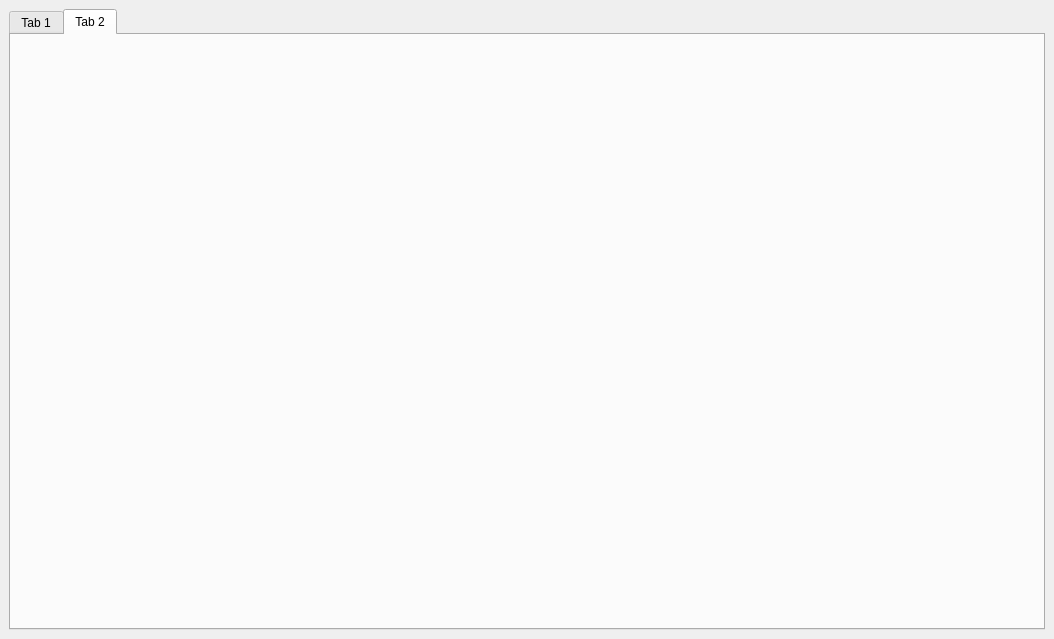
Before: the Qt Designer form Designer.ui in Bernikolay/Yandex-Lyceum-PyQt, drawn with Qt 5.
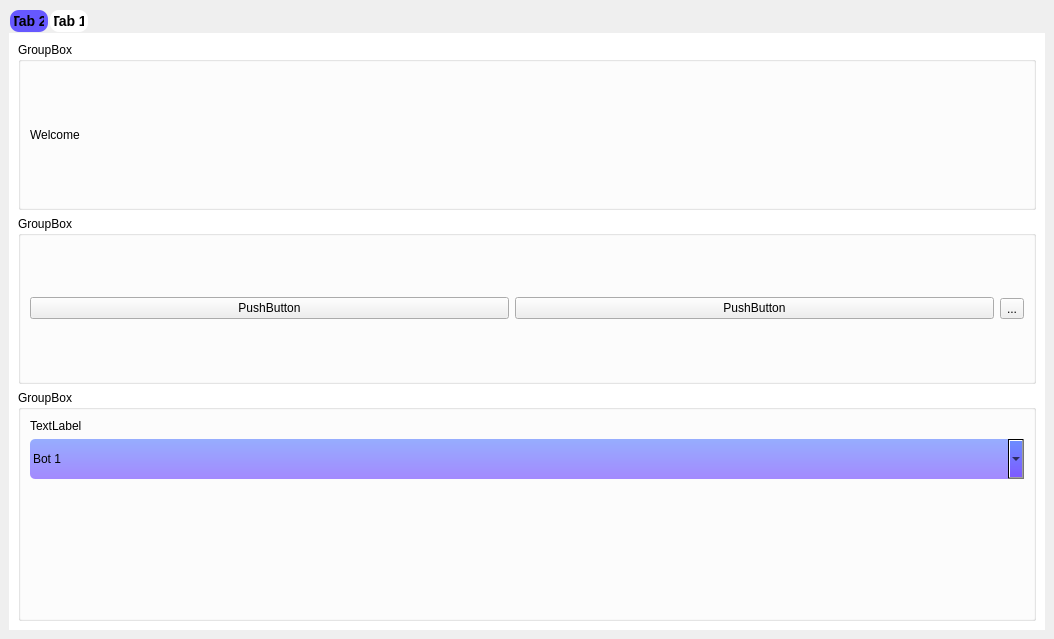
After: the same form once the commit is applied. The open tabs and pages were chosen to show the change. Icons and pictures are not drawn.

Commit message: Add Changes Added a scrollbar and tab selection.

```diff
--- a/Designer.ui
+++ b/Designer.ui
@@ -14,12 +14,166 @@
    <string>MainWindow</string>
   </property>
   <widget class="QWidget" name="centralwidget">
+   <property name="enabled">
+    <bool>true</bool>
+   </property>
+   <property name="autoFillBackground">
+    <bool>false</bool>
+   </property>
    <layout class="QGridLayout" name="gridLayout">
-    <item row="0" column="0">
+    <item row="1" column="0">
      <widget class="QTabWidget" name="tabWidget">
+      <property name="styleSheet">
+       <string notr="true">QTabWidget::pane {
+    background: white;
+	border:5px white;
+}
+
+QTabBar::tab {
+	background-color: rgb(255, 255, 255);
+    border-style: outset;
+    border-width: 2px;
+    border-radius: 10px;
+    border-color:rgba(255, 255, 255, 0) ;
+    font: bold 14px;
+    min-width: 10em;
+    padding:3px;
+    
+}
+QTabBar::tab:selected {
+    background-color: rgb(102, 88, 255);
+}
+QTabBar::tab:!selected:hover {
+    background: rgb(135, 156, 238);
+}</string>
+      </property>
       <property name="currentIndex">
        <number>0</number>
       </property>
+      <widget class="QWidget" name="tab_2">
+       <attribute name="title">
+        <string>Tab 2</string>
+       </attribute>
+       <layout class="QVBoxLayout" name="verticalLayout_5">
+        <item>
+         <widget class="QGroupBox" name="groupBox">
+          <property name="title">
+           <string>GroupBox</string>
+          </property>
+          <layout class="QVBoxLayout" name="verticalLayout_4">
+           <item>
+            <widget class="QLabel" name="label">
+             <property name="styleSheet">
+              <string notr="true"/>
+             </property>
+             <property name="text">
+              <string>Welcome</string>
+             </property>
+            </widget>
+           </item>
+          </layout>
+         </widget>
+        </item>
+        <item>
+         <widget class="QGroupBox" name="groupBox_2">
+          <property name="title">
+           <string>GroupBox</string>
+          </property>
+          <layout class="QHBoxLayout" name="horizontalLayout_2">
+           <item>
+            <widget class="QPushButton" name="pushButton_2">
+             <property name="text">
+              <string>PushButton</string>
+             </property>
+            </widget>
+           </item>
+           <item>
+            <widget class="QPushButton" name="pushButton_4">
+             <property name="sizePolicy">
+              <sizepolicy hsizetype="Minimum" vsizetype="Maximum">
+               <horstretch>0</horstretch>
+               <verstretch>0</verstretch>
+              </sizepolicy>
+             </property>
+             <property name="text">
+              <string>PushButton</string>
+             </property>
+            </widget>
+           </item>
+           <item>
+            <widget class="QToolButton" name="toolButton">
+             <property name="text">
+              <string>...</string>
+             </property>
+            </widget>
+           </item>
+          </layout>
+         </widget>
+        </item>
+        <item>
+         <widget class="QGroupBox" name="groupBox_3">
+          <property name="title">
+           <string>GroupBox</string>
+          </property>
+          <layout class="QVBoxLayout" name="verticalLayout_3">
+           <item>
+            <widget class="QLabel" name="label_2">
+             <property name="text">
+              <string>TextLabel</string>
+             </property>
+            </widget>
+           </item>
+           <item>
+            <widget class="QComboBox" name="comboBox">
+             <property name="minimumSize">
+              <size>
+               <width>104</width>
+               <height>40</height>
+              </size>
+             </property>
+             <property name="styleSheet">
+              <string notr="true">QComboBox {
+border: 0px;
+border-radius: 5px;
+background:qlineargradient(spread:pad, x1:0, y1:1, x2:0, y2:0, stop:0 rgba(100, 57, 255, 150), stop:0.991071 rgba(79, 117, 255, 150));;
+padding: 1px 23px 1px 3px;
+min-width: 6em;
+
+}</string>
+             </property>
+             <item>
+              <property name="text">
+               <string>Bot 1</string>
+              </property>
+             </item>
+             <item>
+              <property name="text">
+               <string>Bot 2</string>
+              </property>
+             </item>
+            </widget>
+           </item>
+           <item>
+            <spacer name="verticalSpacer_2">
+             <property name="orientation">
+              <enum>Qt::Vertical</enum>
+             </property>
+             <property name="sizeType">
+              <enum>QSizePolicy::Fixed</enum>
+             </property>
+             <property name="sizeHint" stdset="0">
+              <size>
+               <width>20</width>
+               <height>130</height>
+              </size>
+             </property>
+            </spacer>
+           </item>
+          </layout>
+         </widget>
+        </item>
+       </layout>
+      </widget>
       <widget class="QWidget" name="tab">
        <attribute name="title">
         <string>Tab 1</string>
@@ -244,7 +398,11 @@
            <bool>false</bool>
           </property>
           <property name="styleSheet">
-           <string notr="true">/* VERTICAL SCROLLBAR */
+           <string notr="true">QScrollArea {
+    border: 10px;
+	border-radius: 7px;
+    }
+/* VERTICAL SCROLLBAR */
  QScrollBar:vertical {
 	border: none;
     background: rgb(213, 213, 213);
@@ -256,7 +414,7 @@
 /*  HANDLE BAR VERTICAL */
 QScrollBar::handle:vertical {	
 	background-color:qlineargradient(spread:pad, x1:0, y1:1, x2:0, y2:0, stop:0 rgba(100, 57, 255, 150), stop:0.991071 rgba(79, 117, 255, 150));
-	min-height: 30px;
+	min-height: 10px;
 	border-radius: 7px;
 }
 QScrollBar::handle:vertical:hover{	
@@ -323,7 +481,7 @@
             <rect>
              <x>0</x>
              <y>0</y>
-             <width>918</width>
+             <width>926</width>
              <height>724</height>
             </rect>
            </property>
@@ -360,11 +518,6 @@
         </item>
        </layout>
       </widget>
-      <widget class="QWidget" name="tab_2">
-       <attribute name="title">
-        <string>Tab 2</string>
-       </attribute>
-      </widget>
      </widget>
     </item>
    </layout>
```
Left out of the diff: 1 changed line with no effect on the pictures. The commit also changes 1 other file.
